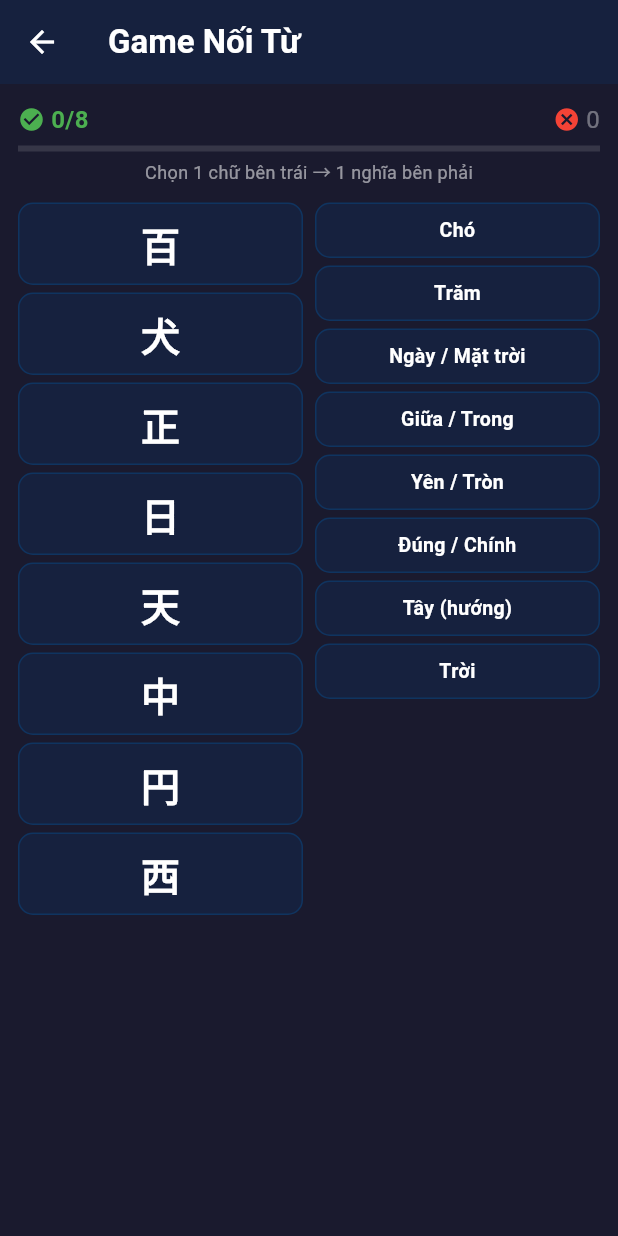
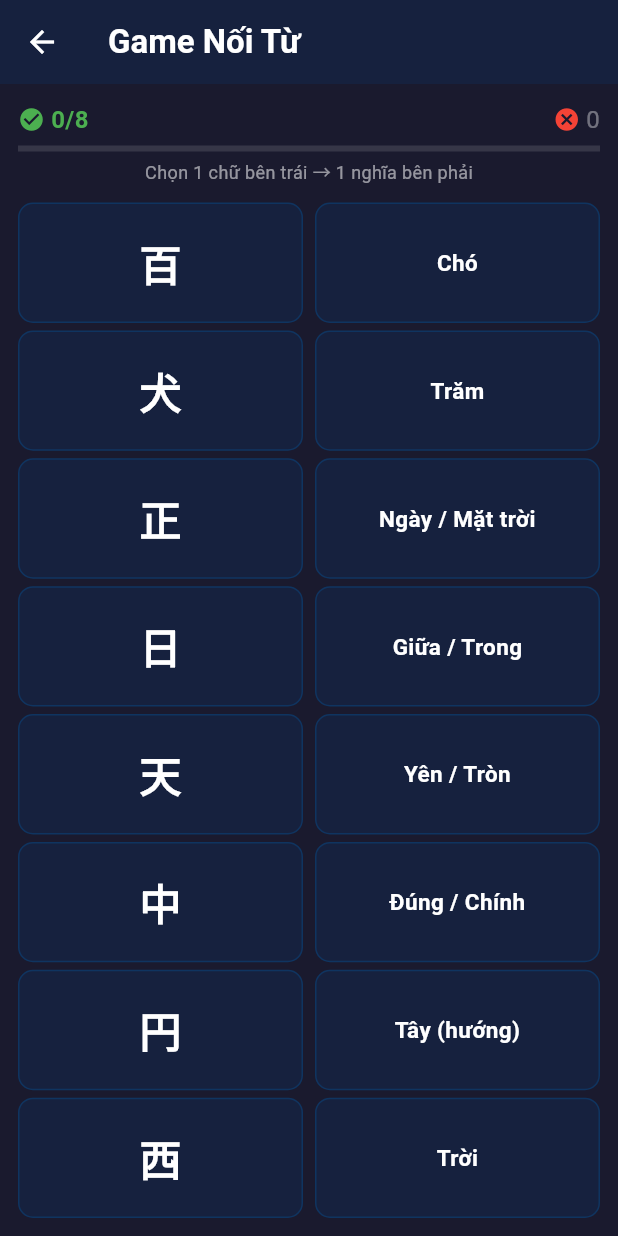
Before and after one commit to NMCuonG08/kanji_learning, a Flutter app: the screen it shows after launch, after a tap on "Game Nối Từ", on a phone screen of 412 x 824 dp. Run offline on Flutter 3.47's test engine with Material 3 defaults, Android fonts, the phone set to English and light mode, and no system bars; our stand-ins replace flutter_tts, sqflite_common_ffi; missing offline and left inert: dart:js_interop; accounts and stored records are empty.

Commit message:
Enhance match game screen: integrate TTS functionality and improve layout responsiveness

```diff
--- a/lib/screens/match_game_screen.dart
+++ b/lib/screens/match_game_screen.dart
@@ -1,6 +1,7 @@
 import 'dart:math';
 import 'package:flutter/material.dart';
 import '../models/kanji.dart';
+import '../services/tts_service.dart';
 
 class MatchGameScreen extends StatefulWidget {
   final List<Kanji> pool;
@@ -27,6 +28,7 @@ class _MatchGameScreenState extends State<MatchGameScreen> {
   @override
   void initState() {
     super.initState();
+    TtsService.init();
     _startGame();
   }
 
@@ -48,6 +50,7 @@ class _MatchGameScreenState extends State<MatchGameScreen> {
 
   void _onKanjiTap(int index) {
     if (_matchedKanji.contains(index) || _gameComplete || _showWrong) return;
+    TtsService.speak(_batch[index].onyomi);
     setState(() => _selectedKanjiIndex = index);
     _checkMatch();
   }
@@ -132,25 +135,34 @@ class _MatchGameScreenState extends State<MatchGameScreen> {
           const Text('Chọn 1 chữ bên trái → 1 nghĩa bên phải', style: TextStyle(color: Colors.white54, fontSize: 12)),
           const SizedBox(height: 12),
           Expanded(
-            child: Row(
-              crossAxisAlignment: CrossAxisAlignment.start,
+            child: LayoutBuilder(
+              builder: (context, constraints) {
+                final availableHeight = constraints.maxHeight;
+                final itemHeight = (availableHeight - (_batch.length - 1) * 5) / _batch.length;
+                return Row(
                   children: [
-                // LEFT: Kanji column
                     Expanded(
                       child: Column(
                         crossAxisAlignment: CrossAxisAlignment.stretch,
-                    children: List.generate(_batch.length, (i) => _buildKanjiItem(i)),
+                        children: List.generate(_batch.length, (i) => Padding(
+                          padding: EdgeInsets.only(bottom: i < _batch.length - 1 ? 5 : 0),
+                          child: SizedBox(height: itemHeight, child: _buildKanjiItem(i)),
+                        )),
                       ),
                     ),
                     const SizedBox(width: 8),
-                // RIGHT: Meaning column
                     Expanded(
                       child: Column(
                         crossAxisAlignment: CrossAxisAlignment.stretch,
-                    children: List.generate(_shuffledMeanings.length, (i) => _buildMeaningItem(i)),
+                        children: List.generate(_shuffledMeanings.length, (i) => Padding(
+                          padding: EdgeInsets.only(bottom: i < _shuffledMeanings.length - 1 ? 5 : 0),
+                          child: SizedBox(height: itemHeight, child: _buildMeaningItem(i)),
+                        )),
                       ),
                     ),
                   ],
+                );
+              },
             ),
           ),
         ],
@@ -176,13 +188,11 @@ class _MatchGameScreenState extends State<MatchGameScreen> {
       bg = const Color(0xFF16213E);
       border = const Color(0xFF0F3460);
     }
-    return Padding(
-      padding: const EdgeInsets.only(bottom: 5),
-      child: GestureDetector(
+    return GestureDetector(
       onTap: matched ? null : () => _onKanjiTap(i),
       child: AnimatedContainer(
         duration: const Duration(milliseconds: 300),
-          padding: const EdgeInsets.symmetric(vertical: 8),
+        padding: const EdgeInsets.symmetric(vertical: 4),
         decoration: BoxDecoration(
           color: bg,
           borderRadius: BorderRadius.circular(10),
@@ -192,9 +202,8 @@ class _MatchGameScreenState extends State<MatchGameScreen> {
           child: Text(
             _batch[i].character,
             style: TextStyle(
-                fontSize: 26, fontWeight: FontWeight.bold,
+              fontSize: 28, fontWeight: FontWeight.bold,
               color: matched ? Colors.green : isWrong ? Colors.red : Colors.white,
-              ),
             ),
           ),
         ),
@@ -220,13 +229,11 @@ class _MatchGameScreenState extends State<MatchGameScreen> {
       bg = const Color(0xFF16213E);
       border = const Color(0xFF0F3460);
     }
-    return Padding(
-      padding: const EdgeInsets.only(bottom: 5),
-      child: GestureDetector(
+    return GestureDetector(
       onTap: matched ? null : () => _onMeaningTap(i),
       child: AnimatedContainer(
         duration: const Duration(milliseconds: 300),
-          padding: const EdgeInsets.symmetric(vertical: 8, horizontal: 6),
+        padding: const EdgeInsets.symmetric(vertical: 4, horizontal: 6),
         decoration: BoxDecoration(
           color: bg,
           borderRadius: BorderRadius.circular(10),
@@ -236,11 +243,10 @@ class _MatchGameScreenState extends State<MatchGameScreen> {
           child: Text(
             _shuffledMeanings[i].meaningVi,
             style: TextStyle(
-                fontSize: 13, fontWeight: FontWeight.w600,
+              fontSize: 15, fontWeight: FontWeight.w600,
               color: matched ? Colors.green : isWrong ? Colors.red : Colors.white,
             ),
             textAlign: TextAlign.center,
-            ),
           ),
         ),
       ),
```
Lines whose indentation alone changed are shown as unchanged.
